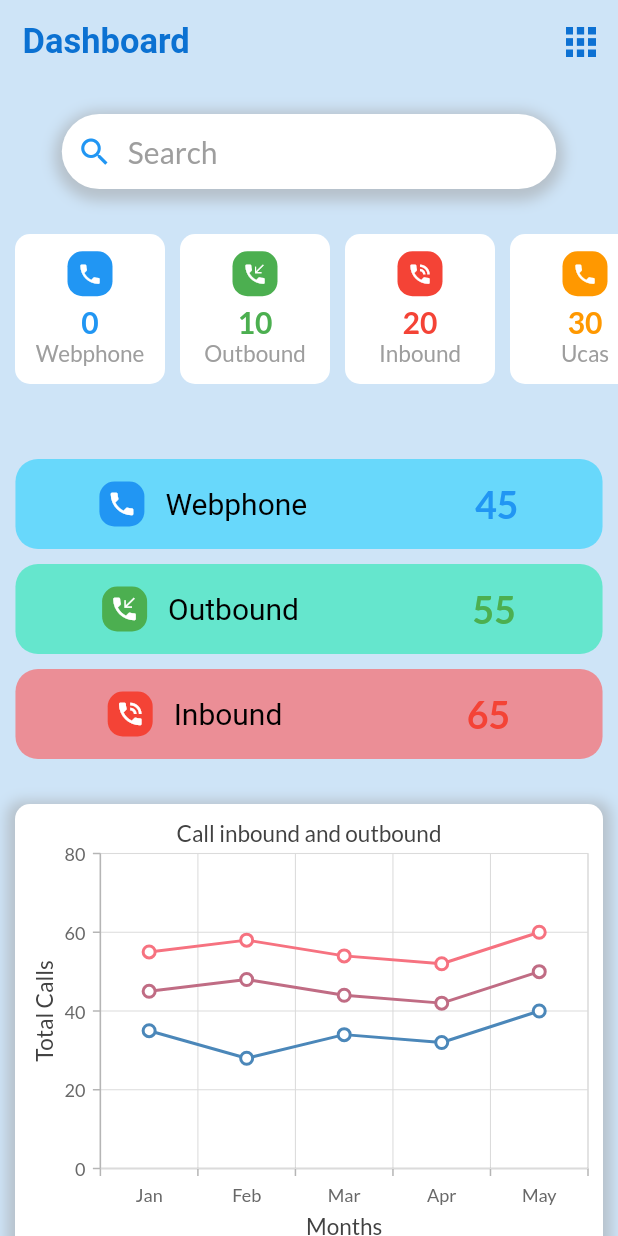
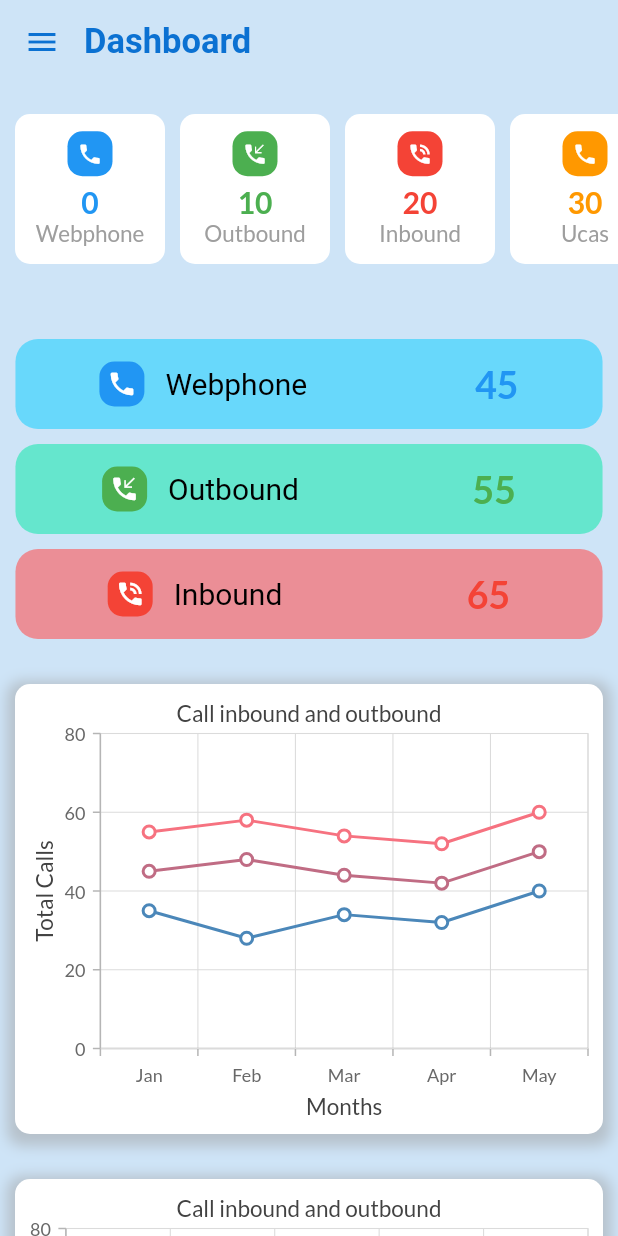
Before and after one commit to shashankanand13monu/ytel-new, a Flutter app: the DashboardPage screen opened directly, on a phone screen of 412 x 824 dp. Run offline on Flutter 3.47's test engine with Material 2 defaults, Android fonts, the phone set to English and light mode, and no system bars; our stand-ins replace connectivity_plus, dio, flutter_easyloading, font_awesome_flutter, get, google_fonts and 6 more; accounts and stored records are empty; Roboto replaces fonts that are missing (SF Pro Display).

Commit message:
[Update] Dashboard

```diff
--- a/lib/ytel/helper/constants/strings.dart
+++ b/lib/ytel/helper/constants/strings.dart
@@ -6,8 +6,7 @@ class StringHelper {
   static const String ACCESS_TOKEN = "accessToken";
   static const String REFRESH_TOKEN = "refreshToken";
   static const String ACCOUNT_ID = "accountId";
-
-
+  static const String ACCOUNT_NAME = "accountName";
   static const String NO_INTERNET = "No internet connection!";
   static const String INVALID_DATA = "Invalid data";
 
--- /dev/null
+++ b/lib/ytel/screens/Under_Development/under_devlopment.dart
@@ -0,0 +1,20 @@
+import 'package:flutter/material.dart';
+
+class UnderDevelopment extends StatelessWidget {
+  const UnderDevelopment({super.key});
+
+  @override
+  Widget build(BuildContext context) {
+    return Scaffold(
+
+      appBar: AppBar(
+        title: const Text('Under Development', style: TextStyle(color: Colors.white)),
+        backgroundColor: Colors.blue,
+
+      ),
+      body: const Center(
+        child: Text('Under Development'),
+      ),
+    );
+  }
+}
--- a/lib/ytel/screens/auth/view/auth_page.dart
+++ b/lib/ytel/screens/auth/view/auth_page.dart
@@ -7,6 +7,7 @@ import 'package:ytel/ytel/helper/widget/custom_widget.dart';
 import 'package:ytel/ytel/screens/auth/controller/auth_controller.dart';
 
 import '../../../utils/extension.dart';
+import '../../../utils/storage_utils.dart';
 
 class AuthPage extends StatefulWidget {
   const AuthPage({Key? key}) : super(key: key);
@@ -211,6 +212,8 @@ class _AuthPageState extends State<AuthPage> {
     onTap: () {
       if(emailConn.text.isNotEmpty && emailConn.text.contains("@") && emailConn.text.contains(".") && passwordConn.text.isNotEmpty && passwordConn.text.length >= 8) {
         signIn();
+        StorageUtil.putString(StringHelper.ACCOUNT_NAME, emailConn.text.trim().split("@")[0]);
+
       } else {
         snackBar(StringHelper.INVALID_DATA, ColorHelper.invalidDataSnackBarColor);
       }
--- a/lib/ytel/screens/chat/chat_home_screen.dart
+++ b/lib/ytel/screens/chat/chat_home_screen.dart
@@ -10,11 +10,7 @@ class ChatHomeScreen extends StatelessWidget {
       appBar: AppBar(
         backgroundColor: Colors.blue,
         elevation: 8,
-        leading: IconButton(
-          icon: Icon(Icons.menu),
-          color: Colors.white,
-          onPressed: () {},
-        ),
+
         title: Text(
           'Inbox',
           style: TextStyle(
--- a/lib/ytel/screens/dashboard/view/dashboard_page.dart
+++ b/lib/ytel/screens/dashboard/view/dashboard_page.dart
@@ -8,6 +8,7 @@ import 'package:ytel/ytel/helper/constants/colors.dart';
 import 'package:ytel/ytel/helper/constants/icons.dart';
 import 'package:ytel/ytel/helper/constants/strings.dart';
 import 'package:ytel/ytel/screens/Number_Management/view/number_view.dart';
+import 'package:ytel/ytel/screens/Under_Development/under_devlopment.dart';
 import 'package:ytel/ytel/screens/accounts/account_screen.dart';
 import 'package:ytel/ytel/screens/chat/chat_home_screen.dart';
 import 'package:ytel/ytel/screens/contact/view/contact_view.dart';
@@ -15,6 +16,7 @@ import 'package:ytel/ytel/screens/users/view/user_view.dart';
 
 import '../../../helper/widget/rectangle_contaner.dart';
 import '../../../helper/widget/square_container.dart';
+import '../../../utils/storage_utils.dart';
 
 class DashboardPage extends StatefulWidget {
   const DashboardPage({Key? key}) : super(key: key);
@@ -25,6 +27,7 @@ class DashboardPage extends StatefulWidget {
 
 class _DashboardPageState extends State<DashboardPage> {
   Logger logger = Logger();
+  String userName=  StorageUtil.getString(StringHelper.ACCOUNT_NAME);
 
   void connectSocket() {
     io.Socket socket = io.io('ws://13.232.166.194:8000',
@@ -55,23 +58,34 @@ class _DashboardPageState extends State<DashboardPage> {
 
   AppBar _appBar() => AppBar(
 
-        title: const Text("Dashboard"),
-        titleSpacing: 15,
+        leading: Builder(
+          builder: (BuildContext context) {
+            return IconButton(
+              icon: const Icon(
+                Icons.menu,
+                color: ColorHelper.primaryTextColor,
+              ),
+              onPressed: () {
+                Scaffold.of(context).openDrawer();
+              },
+            );
+          },
+        ),
+        title: const Text(
+          "Dashboard",
+          style: TextStyle(
+            color: ColorHelper.primaryTextColor,
+          ),
+        ),
+
+
+
+
+
+
         automaticallyImplyLeading: false,
         backgroundColor: const Color.fromARGB(255, 206, 228, 247),
-        actions: [
-          Builder(
-            builder: (context) => InkWell(
-              onTap: () {
-                Scaffold.of(context).openDrawer();
-              },
-              child: Padding(
-                padding: const EdgeInsets.only(right: 15, top: 18, bottom: 18),
-                child: Image.asset("assets/images/Vector.png"),
-              ),
-            ),
-          ),
-        ],
+
       );
 
   Widget _drawer() => Drawer(
@@ -94,63 +108,64 @@ class _DashboardPageState extends State<DashboardPage> {
                   ),
                 ),
               ),
-              _commonTile("Dashboard", const ContactPage(),
+              _commonTile("Dashboard", const DashboardPage(),
                   "assets/images/monitor.png"),
               _commonTile("Inbox", ChatHomeScreen(), "assets/images/inbox.png"),
               _commonMethod("assets/images/contact.png", "Contacts", [
                 _commonListTile("Contacts", const ContactPage()),
-                _commonListTile("Contact Import Status", const ContactPage()),
-                _commonListTile("Attributes", const ContactPage()),
+                _commonListTile("Contact Import Status", const UnderDevelopment()),
+                _commonListTile("Attributes", const UnderDevelopment()),
               ]),
               _commonMethod("assets/images/project-plan.png", "Workflow", [
-                _commonListTile("Workflows", const ContactPage()),
-                _commonListTile("Message Templates", const ContactPage()),
-                _commonListTile("Webhooks", const ContactPage()),
-                _commonListTile("Enrollment", const ContactPage()),
+                _commonListTile("Workflows", const UnderDevelopment()),
+                _commonListTile("Message Templates", const UnderDevelopment()),
+                _commonListTile("Webhooks", const UnderDevelopment()),
+                _commonListTile("Enrollment", const UnderDevelopment()),
               ]),
               _commonMethod("assets/images/hashtag.png", "Numbers", [
-                _commonListTile("Purchase", const ContactPage()),
+                _commonListTile("Purchase", const UnderDevelopment()),
                 _commonListTile("Manage", const NumberScreen()),
-                _commonListTile("Number Sets", const ContactPage()),
+                _commonListTile("Number Sets", const UnderDevelopment()),
               ]),
               _commonMethod("assets/images/call-center.png", "Reporting", [
-                _commonListTile("Usage", const ContactPage()),
-                _commonListTile("Logs", const ContactPage()),
-                _commonListTile("Routing statistics", const ContactPage()),
-                _commonListTile("Tracking", const ContactPage()),
-                _commonListTile("Workflow", const ContactPage()),
-                _commonListTile("Workflow failures", const ContactPage()),
-                _commonListTile("Workflow paths", const ContactPage()),
+                _commonListTile("Usage", const UnderDevelopment()),
+                _commonListTile("Logs", const UnderDevelopment()),
+                _commonListTile("Routing statistics", const UnderDevelopment()),
+                _commonListTile("Tracking", const UnderDevelopment()),
+                _commonListTile("Workflow", const UnderDevelopment()),
+                _commonListTile("Workflow failures", const UnderDevelopment()),
+                _commonListTile("Workflow paths", const UnderDevelopment()),
               ]),
               _commonMethod("assets/images/settings.png", "Settings", [
-                _commonListTile("Billing", const ContactPage()),
+                _commonListTile("Billing", const UnderDevelopment()),
                 _commonListTile("Accounts", const AccountScreen()),
                 _commonListTile("Users", const UsersPage()),
-                _commonListTile("Buissness Profiles", const ContactPage()),
-                _commonListTile("Assets", const ContactPage()),
-                _commonListTile("API Tokens", const ContactPage()),
-                _commonListTile("Callbacks", const ContactPage()),
-                _commonListTile("CNAM Management", const ContactPage()),
-                _commonListTile("Compliance", const ContactPage()),
-                _commonListTile("Audit", const ContactPage()),
+                _commonListTile("Buissness Profiles", const UnderDevelopment()),
+                _commonListTile("Assets", const UnderDevelopment()),
+                _commonListTile("API Tokens", const UnderDevelopment()),
+                _commonListTile("Callbacks", const UnderDevelopment()),
+                _commonListTile("CNAM Management", const UnderDevelopment()),
+                _commonListTile("Compliance", const UnderDevelopment()),
+                _commonListTile("Audit", const UnderDevelopment()),
               ]),
-              _commonTile("Contact Center", const ContactPage(),
+              _commonTile("Contact Center", const UnderDevelopment(),
                   "assets/images/customer-care.png"),
               _commonTile(
-                  "UCaaS", const ContactPage(), "assets/images/telephone.png"),
+                  "UCaaS", const UnderDevelopment(), "assets/images/telephone.png"),
               _commonTile(
-                  "Add Feature", const ContactPage(), "assets/images/plus.png"),
+                  "Add Feature", const UnderDevelopment(), "assets/images/plus.png"),
               Divider(),
-              _commonMethod("assets/images/user_dp.png", "{User Name}", [
-                _commonListTile("Profile", const ContactPage()),
-                _commonListTile("Logout", const ContactPage()),
+
+              _commonMethod("assets/images/user_dp.png", userName, [
+                _commonListTile("Profile", const UnderDevelopment()),
+                _commonListTile("Logout", const UnderDevelopment()),
               ]),
               _commonMethod("assets/images/information.png", "Help", [
-                _commonListTile("Help Articles", const ContactPage()),
-                _commonListTile("Product Updates", const ContactPage()),
-                _commonListTile("System Status", const ContactPage()),
-                _commonListTile("Training videos", const ContactPage()),
-                _commonListTile("API", const ContactPage()),
+                _commonListTile("Help Articles", const UnderDevelopment()),
+                _commonListTile("Product Updates", const UnderDevelopment()),
+                _commonListTile("System Status", const UnderDevelopment()),
+                _commonListTile("Training videos", const UnderDevelopment()),
+                _commonListTile("API", const UnderDevelopment()),
               ]),
               _drawerSearchBar(),
               Divider(),
@@ -168,10 +183,6 @@ class _DashboardPageState extends State<DashboardPage> {
               const SizedBox(
                 height: 20,
               ),
-              // A search bar rounded with icon
-              _searchBar(context),
-
-              const SizedBox(height: 30),
 
               //ListView Builder with horizontal scroll of square containers from containers.dart
               _squareViewContainer(),
@@ -228,43 +239,6 @@ class _DashboardPageState extends State<DashboardPage> {
         ),
       );
 
-  Widget _searchBar(BuildContext context) => Container(
-        height: 50,
-        width: MediaQuery.of(context).size.width * 0.8,
-        decoration: BoxDecoration(
-          color: Colors.white,
-          borderRadius: BorderRadius.circular(30),
-          boxShadow: [
-            BoxShadow(
-              color: Colors.grey.withOpacity(0.5),
-              spreadRadius: 5,
-              blurRadius: 7,
-              offset: const Offset(0, 3), // changes position of shadow
-            ),
-          ],
-        ),
-        child: Row(
-          children: const [
-            SizedBox(
-              width: 10,
-            ),
-            Icon(
-              Icons.search,
-              color: Colors.blue,
-            ),
-            SizedBox(
-              width: 10,
-            ),
-            Text(
-              "Search",
-              style: TextStyle(
-                color: Colors.grey,
-                fontSize: 20,
-              ),
-            ),
-          ],
-        ),
-      );
 
   Widget _squareViewContainer() => SizedBox(
         height: 150,
```
